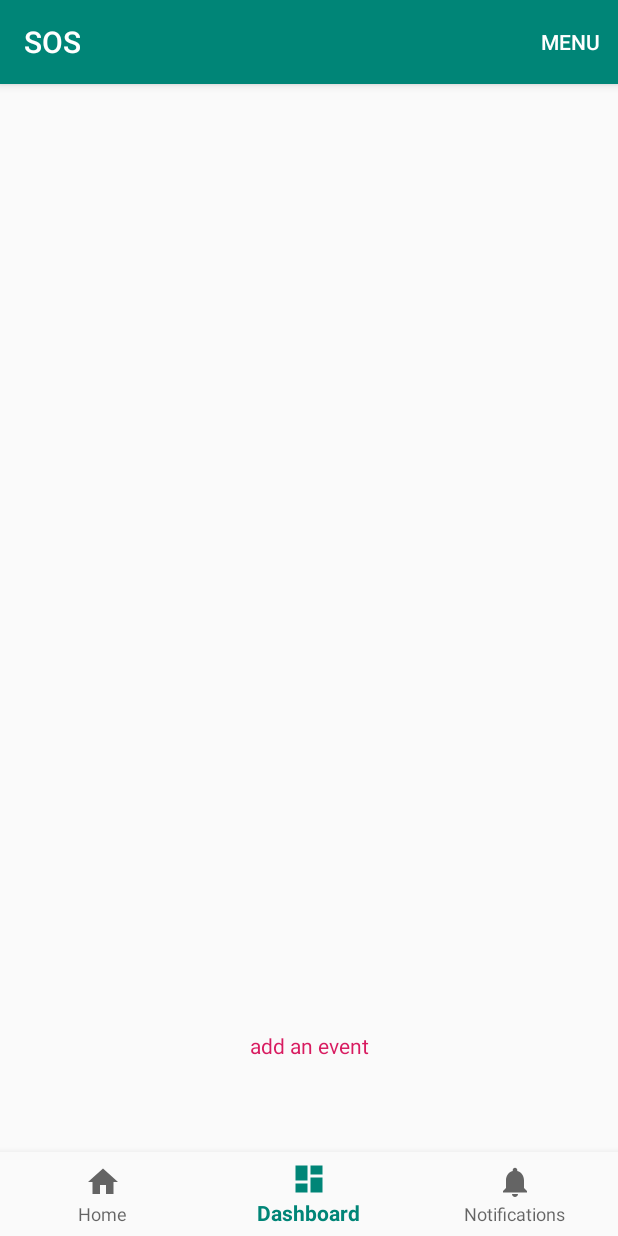
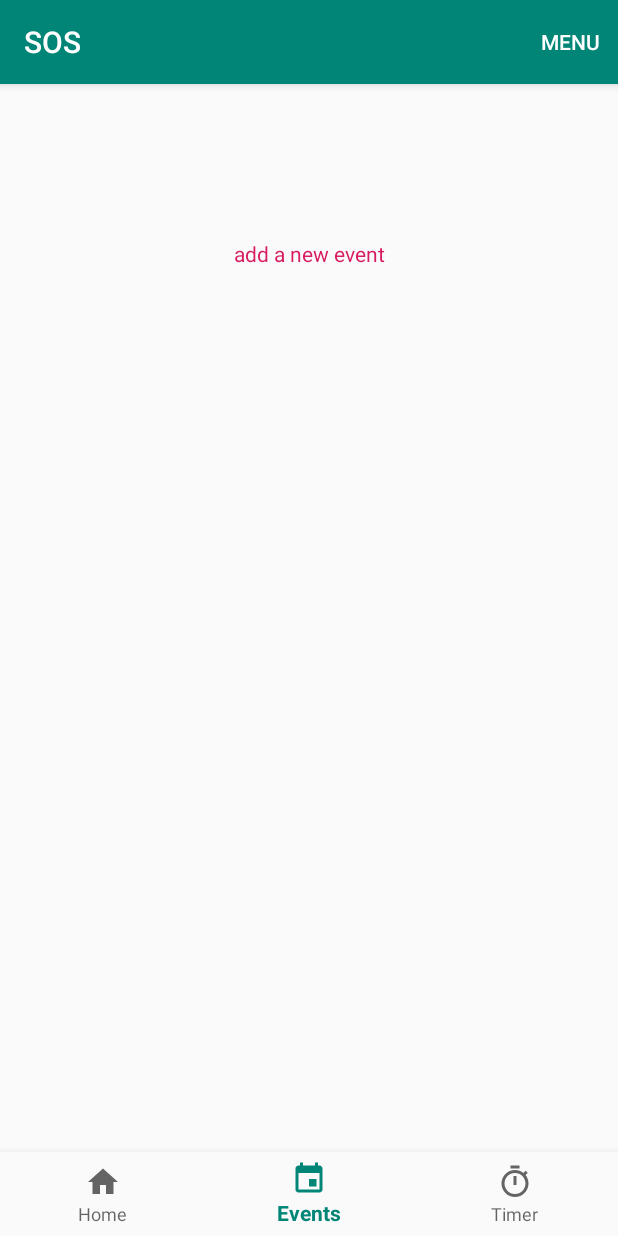
Before and after one commit to amjadz/SOS, an Android app: the MainActivity screen opened directly, with no data from a screen before it, item 2 of the bottom bar chosen, on a phone screen of 412 x 824 dp. Run offline under Robolectric (Android 15) with nearby library versions, the phone set to English and light mode, and no system bars.

Commit message:
UI Changes

```diff
--- a/app/src/main/java/edu/uw/acevedoj/sos/AlarmService.kt
+++ b/app/src/main/java/edu/uw/acevedoj/sos/AlarmService.kt
@@ -41,11 +41,13 @@ class AlarmService : Service() {
 
         val notification = NotificationCompat.Builder(this, NOTIFICATION_CHANNEL_ID)
             .setSmallIcon(android.R.drawable.ic_lock_idle_alarm)
+            .setAutoCancel(true)
             .setContentTitle("Alarm service")
             .setContentText("Number of emergency alarm in background: ${alarms!!.size}")
             .setContentIntent(pendingIntent)
             .setOngoing(true) //cannot be dismissed by the user
             .build()
+
 
         startForeground(NOTIFICATION_ID, notification) //make this a foreground service!
 
--- a/app/src/main/java/edu/uw/acevedoj/sos/MainActivity.kt
+++ b/app/src/main/java/edu/uw/acevedoj/sos/MainActivity.kt
@@ -61,7 +61,7 @@ class MainActivity : AppCompatActivity(), BottomNavigationView.OnNavigationItemS
 
         when(p0.itemId) {
             R.id.navigation_home -> {
-                fragment = SMSFragment()
+                fragment = DashboardFragment()
 
             }
 
@@ -71,8 +71,7 @@ class MainActivity : AppCompatActivity(), BottomNavigationView.OnNavigationItemS
             }
 
             R.id.navigation_notifications -> {
-                fragment = DashboardFragment()
-
+                fragment = OtherFragment()
 
             }
 
--- /dev/null
+++ b/app/src/main/res/drawable/ic_event.xml
@@ -0,0 +1,9 @@
+<vector xmlns:android="http://schemas.android.com/apk/res/android"
+        android:width="24dp"
+        android:height="24dp"
+        android:viewportWidth="24.0"
+        android:viewportHeight="24.0">
+    <path
+        android:fillColor="#FF000000"
+        android:pathData="M17,12h-5v5h5v-5zM16,1v2L8,3L8,1L6,1v2L5,3c-1.11,0 -1.99,0.9 -1.99,2L3,19c0,1.1 0.89,2 2,2h14c1.1,0 2,-0.9 2,-2L21,5c0,-1.1 -0.9,-2 -2,-2h-1L18,1h-2zM19,19L5,19L5,8h14v11z"/>
+</vector>
--- a/app/src/main/res/layout/fragment_alarm.xml
+++ b/app/src/main/res/layout/fragment_alarm.xml
@@ -1,25 +1,33 @@
 <?xml version="1.0" encoding="utf-8"?>
 <LinearLayout xmlns:android="http://schemas.android.com/apk/res/android"
-             xmlns:tools="http://schemas.android.com/tools"
-             android:layout_width="match_parent"
-             android:layout_height="match_parent"
+              xmlns:tools="http://schemas.android.com/tools"
+              android:layout_width="match_parent"
+              android:layout_height="match_parent" xmlns:app="http://schemas.android.com/apk/res-auto"
               android:orientation="vertical"
-             tools:context=".AlarmFragment">
+              tools:context=".AlarmFragment">
 
-    <!-- TODO: Update blank fragment layout -->
+    <android.support.v7.widget.LinearLayoutCompat
+            android:layout_width="wrap_content"
+            android:layout_height="wrap_content"
+            android:orientation="vertical"
+            android:id="@+id/container">
     <ListView
             android:id="@+id/alarm_list_view"
             android:layout_weight="1"
             android:layout_width="match_parent"
-            android:layout_height="match_parent" />
+            android:layout_margin="8sp"
+            android:layout_height="match_parent"/>
     <TextView
             android:id="@+id/add_event_button"
             android:layout_weight="2"
-            android:text="add an event"
+            android:text="add a new event"
+            android:layout_margin="8sp"
+            android:accessibilityHeading="true"
             android:gravity="center"
             style="@style/TextAppearance.AppCompat.Body1"
             android:textColor="@color/colorAccent"
             android:layout_marginVertical="@dimen/activity_vertical_margin"
             android:layout_width="match_parent"
-            android:layout_height="match_parent"/>
+            android:layout_height="162dp"/>
+    </android.support.v7.widget.LinearLayoutCompat>
 </LinearLayout>
--- a/app/src/main/res/menu/navigation.xml
+++ b/app/src/main/res/menu/navigation.xml
@@ -8,12 +8,12 @@
 
     <item
             android:id="@+id/navigation_dashboard"
-            android:icon="@drawable/ic_dashboard_black_24dp"
+            android:icon="@drawable/ic_event"
             android:title="@string/title_dashboard"/>
 
     <item
             android:id="@+id/navigation_notifications"
-            android:icon="@drawable/ic_notifications_black_24dp"
+            android:icon="@drawable/ic_timer"
             android:title="@string/title_notifications"/>
 
 </menu>
--- a/app/src/main/res/values/strings.xml
+++ b/app/src/main/res/values/strings.xml
@@ -1,8 +1,8 @@
 <resources>
     <string name="app_name">SOS</string>
     <string name="title_home">Home</string>
-    <string name="title_dashboard">Dashboard</string>
-    <string name="title_notifications">Notifications</string>
+    <string name="title_dashboard">Events</string>
+    <string name="title_notifications">Timer</string>
     <string name="welcome">Welcome to SOS!</string>
     <string-array name="callPriorities">
         <item>Call 911</item>
```
